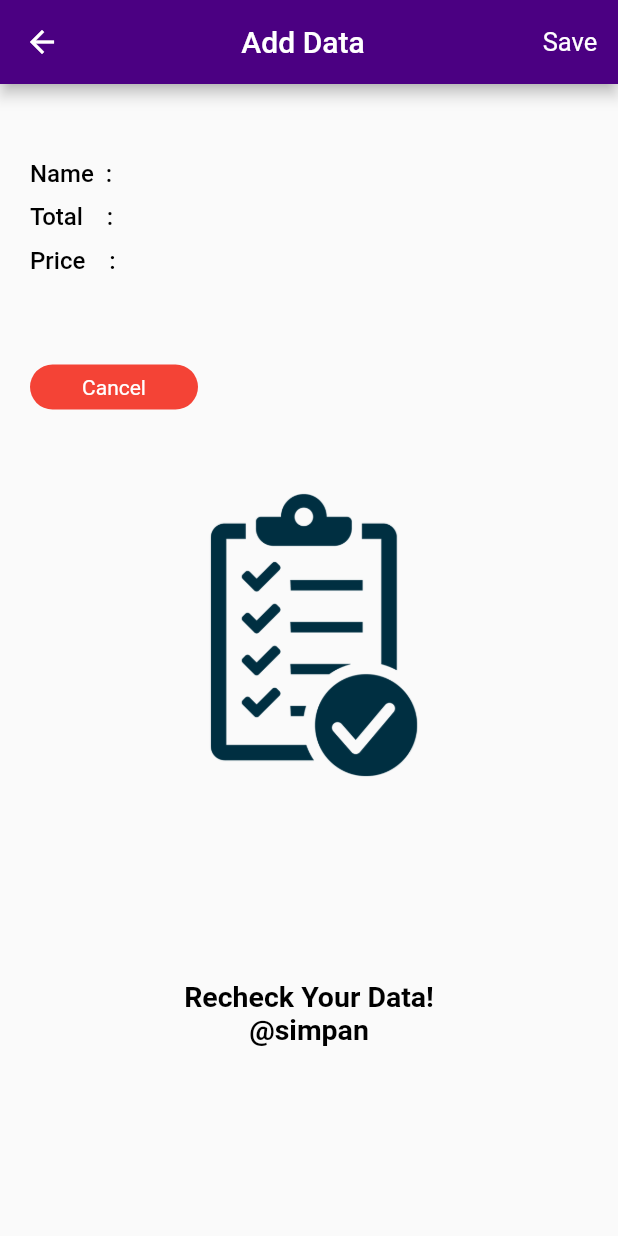
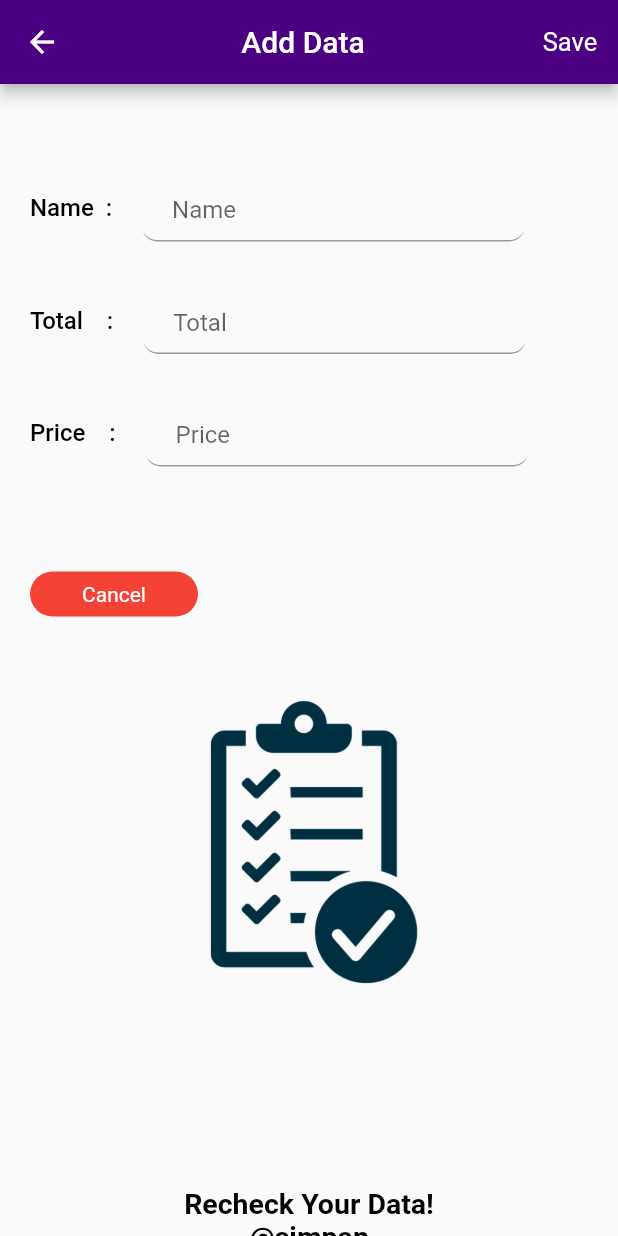
Before and after one commit to al-chakim/metlin, a Flutter app: the data screen opened directly, on a phone screen of 412 x 824 dp. Run offline on Flutter 3.47's test engine with Material 2 defaults, Android fonts, the light colour scheme and no system bars.

Commit message:
pemeliharaan lanjutan

```diff
--- a/simpan/lib/ui/addData.dart
+++ b/simpan/lib/ui/addData.dart
@@ -2,7 +2,7 @@ import 'package:flutter/material.dart';
 import 'theme.dart';
 
 class data extends StatefulWidget {
-  const data({ Key? key }) : super(key: key);
+  const data({Key? key}) : super(key: key);
 
   @override
   State<data> createState() => _dataState();
@@ -12,24 +12,26 @@ class _dataState extends State<data> {
   @override
   Widget build(BuildContext context) {
     return Scaffold(
+      //backgroundColor: dua,
       appBar: AppBar(
         backgroundColor: Color(0xff4B0082),
         title: Center(child: Text('Add Data')),
         actions: [
           TextButton(
-            onPressed: (){},
+              onPressed: () {},
               child: Text(
                 'Save',
                 style: huruf5,
-            )
-          )
+              ))
         ],
       ),
 
       body: SafeArea(
           child: ListView(
         children: [
-            SizedBox(height: 50,),
+          SizedBox(
+            height: 50,
+          ),
           Padding(
             padding: const EdgeInsets.only(left: 20, right: 20),
             child: Column(
@@ -40,40 +42,131 @@ class _dataState extends State<data> {
                       'Name  :',
                       style: huruf3,
                     ),
+                    Container(
+                      height: 45,
+                      width: 255,
+                      //padding: EdgeInsets.only(left: 20, top: 6),
+                      margin: EdgeInsets.only(
+                          right: 20, left: 20, top: 10, bottom: 10),
+                      decoration: BoxDecoration(
+                          borderRadius: BorderRadius.circular(20),
+                          color: Colors.transparent),
+                      child: Material(
+                        color: Colors.transparent,
+                        child: InkWell(
+                          onTap: () {},
+                          child: Center(
+                            child: TextField(
+                              //autofocus: false,
+                              decoration: InputDecoration(
+                                contentPadding:
+                                    EdgeInsets.fromLTRB(20.0, 10.0, 20.0, 10.0),
+                                border: UnderlineInputBorder(
+                                  borderRadius: BorderRadius.circular(10),
+                                ),
+                                hintText: 'Name',
+                              ),
+                            ),
+                          ),
+                        ),
+                      ),
+                    ),
                     //TextField()
                   ],
                 ),
-                  SizedBox(height: 10,),
+                SizedBox(
+                  height: 10,
+                ),
                 Row(
                   children: [
                     Text(
                       'Total    :',
                       style: huruf3,
                     ),
+                    Container(
+                      height: 45,
+                      width: 255,
+                      //padding: EdgeInsets.only(left: 20, top: 6),
+                      margin: EdgeInsets.only(
+                          right: 20, left: 20, top: 10, bottom: 10),
+                      decoration: BoxDecoration(
+                          borderRadius: BorderRadius.circular(20),
+                          color: Colors.transparent),
+                      child: Material(
+                        color: Colors.transparent,
+                        child: InkWell(
+                          onTap: () {},
+                          child: Center(
+                            child: TextField(
+                              //autofocus: false,
+                              decoration: InputDecoration(
+                                contentPadding:
+                                    EdgeInsets.fromLTRB(20.0, 10.0, 20.0, 10.0),
+                                border: UnderlineInputBorder(
+                                  borderRadius: BorderRadius.circular(10),
+                                ),
+                                hintText: 'Total',
+                              ),
+                            ),
+                          ),
+                        ),
+                      ),
+                    ),
                   ],
                 ),
-                  SizedBox(height: 10,),
+                SizedBox(
+                  height: 10,
+                ),
                 Row(
                   children: [
                     Text(
                       'Price    :',
                       style: huruf3,
-                      )
+                    ),
+                    Container(
+                      height: 45,
+                      width: 255,
+                      //padding: EdgeInsets.only(left: 20, top: 6),
+                      margin: EdgeInsets.only(
+                          right: 20, left: 20, top: 10, bottom: 10),
+                      decoration: BoxDecoration(
+                          borderRadius: BorderRadius.circular(20),
+                          color: Colors.transparent),
+                      child: Material(
+                        color: Colors.transparent,
+                        child: InkWell(
+                          onTap: () {},
+                          child: Center(
+                            child: TextField(
+                              //autofocus: false,
+                              decoration: InputDecoration(
+                                contentPadding:
+                                    EdgeInsets.fromLTRB(20.0, 10.0, 20.0, 10.0),
+                                border: UnderlineInputBorder(
+                                  borderRadius: BorderRadius.circular(10),
+                                ),
+                                hintText: 'Price',
+                              ),
+                            ),
+                          ),
+                        ),
+                      ),
+                    ),
                   ],
                 )
               ],
             ),
           ),
-            SizedBox(height: 50,),
+          SizedBox(
+            height: 50,
+          ),
           Container(
             height: 30,
             width: 30,
             //padding: EdgeInsets.only(left: 20, top: 6),
             margin: EdgeInsets.only(right: 280, left: 20, top: 10, bottom: 10),
             decoration: BoxDecoration(
-                borderRadius: BorderRadius.circular(30),
-                color: Colors.red
-              ),
+                borderRadius: BorderRadius.circular(30), color: Colors.red),
             child: Material(
               color: Colors.transparent,
               child: InkWell(
@@ -89,12 +182,16 @@ class _dataState extends State<data> {
               ),
             ),
           ),
-            SizedBox(height: 40,),
+          SizedBox(
+            height: 40,
+          ),
           Image.asset(
             'assets/cek.png',
             height: 200,
           ),
-            SizedBox(height: 130,),
+          SizedBox(
+            height: 130,
+          ),
           Column(
             children: [
               Text(
@@ -105,8 +202,7 @@ class _dataState extends State<data> {
             ],
           )
         ],
-        )
-      ),
+      )),
     );
   }
 }
--- a/simpan/lib/ui/food.dart
+++ b/simpan/lib/ui/food.dart
@@ -25,6 +25,7 @@ class _foofState extends State<foof> {
           )
         ],
       ),
+
       floatingActionButton: FloatingActionButton(
         onPressed: () {
           Navigator.push(
@@ -39,7 +40,8 @@ class _foofState extends State<foof> {
           size: 28,
         ),
       ),
-      floatingActionButtonLocation: FloatingActionButtonLocation.centerFloat,
+      //floatingActionButtonLocation: FloatingActionButtonLocation.centerFloat,
+
       body: SafeArea(
           child: ListView(children: [
         SizedBox(
```
Also changed, not shown: simpan/lib/ui/addCategory.dart (+33 -9 lines). Lines whose indentation alone changed are shown as unchanged.
